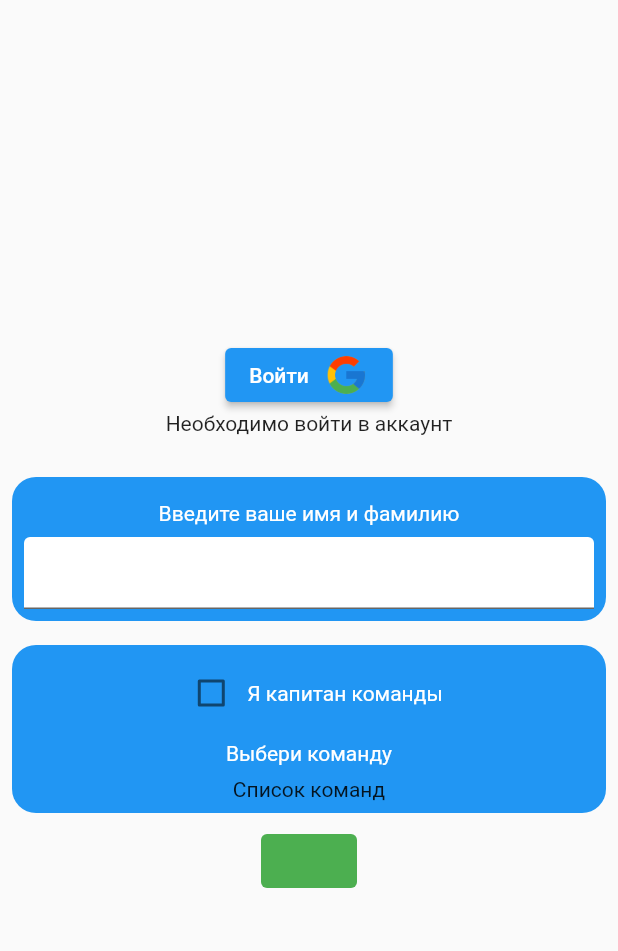
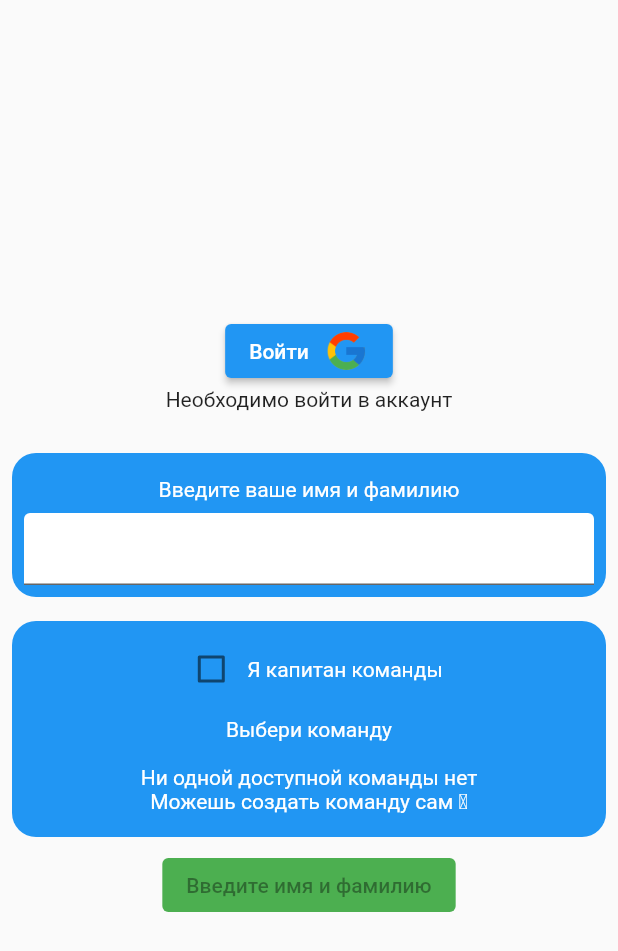
Before and after one commit to Number19thgmail/TeamCF-Admin, a Flutter app: the screen it shows after launch, after a tap on "Войти", on a phone screen of 412 x 824 dp. Shown: the top 951 px of the screen. Run offline on Flutter 3.47's test engine with Material 2 defaults, Android fonts, the phone set to English and light mode, and no system bars; our stand-ins replace adaptive_dialog, cloud_firestore, custom_navigation_bar, firebase_auth, firebase_core, flutter_mobx and 3 more; missing offline and left inert: date_range_picker, onesignal_flutter; accounts and stored records are empty; generated files the repository leaves out were written again.

Commit message:
Регистрация и авторизация работают

```diff
--- a/team_c_f/lib/components/login.dart
+++ b/team_c_f/lib/components/login.dart
@@ -3,7 +3,6 @@ import 'package:flutter_mobx/flutter_mobx.dart';
 import 'package:provider/provider.dart';
 import 'package:team_c_f/components/selectteam.dart';
 import 'package:team_c_f/store/login/login.dart';
-import 'package:team_c_f/store/selectteam/selectteam.dart';
 
 class LoginView extends StatelessWidget {
   @override
@@ -82,11 +81,9 @@ class LoginView extends StatelessWidget {
           ),
           Observer(
             builder: (_) {
-              SelectTeam selectTeam = Provider.of<Login>(context).selectTeam;
-              selectTeam.userName = Provider.of<Login>(context).userName;
-              selectTeam.uid = Provider.of<Login>(context).uid;
+              Provider.of<Login>(context).setDataToSelectTeam(buttonText: 'Зарегистрироваться');
               return SelectTeamView(
-                selectTeam: selectTeam,
+                selectTeam: Provider.of<Login>(context).selectTeam,
               );
             },
           ),
--- a/team_c_f/lib/components/selectteam.dart
+++ b/team_c_f/lib/components/selectteam.dart
@@ -1,5 +1,7 @@
 import 'package:flutter/material.dart';
 import 'package:flutter_mobx/flutter_mobx.dart';
+import 'package:provider/provider.dart';
+import 'package:team_c_f/store/login/login.dart';
 import 'package:team_c_f/store/selectteam/selectteam.dart';
 
 class SelectTeamView extends StatelessWidget {
@@ -60,9 +62,7 @@ class SelectTeamView extends StatelessWidget {
                         ),
                       ),
                       selectTeam.capitan
-                        ? ListTile(
-                            leading: SizedBox(),
-                            title: Observer(
+                          ? Observer(
                               builder: (_) => TextField(
                                 // Ввод названия команды для капитана
                                 decoration: InputDecoration(
@@ -77,66 +77,45 @@ class SelectTeamView extends StatelessWidget {
                                 ),
                                 textAlign: TextAlign.center,
                               ),
-                            ),
-                            trailing: Observer(
-                              builder: (_) => selectTeam.enableIcon,
+                            )
+                          : Observer(
+                              builder: (_) => selectTeam.allTeamNames.isNotEmpty
+                                  ? DropdownButton<String>(
+                                      value: selectTeam.selectedTeam,
+                                      onChanged: selectTeam.selestTeam,
+                                      items: [
+                                        ...selectTeam.allTeamNames
+                                            .map<DropdownMenuItem<String>>(
+                                              (String team) => DropdownMenuItem(
+                                                child: Text(team),
+                                                value: team,
                                               ),
                                             )
-                        : Text('Список команд'),
+                                            .toList(),
                                       ],
                                     )
-                    // : LoginService().checkTeamName(name: login.teamName) // Проверка существуют ли команды, чтобы в них зарегистрироваться
-                    //     ? Column(
-                    //         // Для пустого списка
-                    //         children: [
-                    //           Text(
-                    //             'Ни одной доступной команды нет',
-                    //             style: TextStyle(
-                    //               color: Colors.white,
-                    //             ),
-                    //           ),
-                    //           Text(
-                    //             'Можешь создать команду сам \u261d',
-                    //             style: TextStyle(
-                    //               color: Colors.white,
-                    //             ),
-                    //           )
-                    //         ],
-                    //       )
-                    // : Column(
-                    //     // Для непустого списка
-                    //     children: [
-                    //       Observer(
-                    //         builder: (_) => Text(
-                    //           login.userName,
-                    //           //'Выбери свою команду',
-                    //           style: TextStyle(
-                    //             color: Colors.white,
-                    //           ),
-                    //         ),
-                    //       ),
-                    //       // DropdownButton<String>(
-                    //       //   value: teamSelect,
-                    //       //   onChanged: (newName) {
-                    //       //     setState(() {
-                    //       //       teamSelect = newName;
-                    //       //     });
-                    //       //   },
-                    //       //   items: [
-                    //       //     ...context
-                    //       //         .watch<Tournament>()
-                    //       //         .allTeamNames
-                    //       //         .map<DropdownMenuItem<String>>(
-                    //       //           (String team) => DropdownMenuItem(
-                    //       //             child: Text(team),
-                    //       //             value: team,
-                    //       //           ),
-                    //       //         )
-                    //       //         .toList(),
-                    //       //   ],
-                    //       // ),
-                    //     ],
-                    //   ),
+                                  : Padding(
+                                      padding: const EdgeInsets.all(8.0),
+                                      child: Column(
+                                        children: [
+                                          Text(
+                                            'Ни одной доступной команды нет',
+                                            style: TextStyle(
+                                              color: Colors.white,
+                                            ),
+                                          ),
+                                          Text(
+                                            'Можешь создать команду сам \u261d',
+                                            style: TextStyle(
+                                              color: Colors.white,
+                                            ),
+                                          )
+                                        ],
+                                      ),
+                                    ),
+                            ),
+                    ],
+                  ),
                 ),
               ),
             ],
@@ -148,13 +127,43 @@ class SelectTeamView extends StatelessWidget {
             style: ButtonStyle(
               backgroundColor: MaterialStateProperty.all(Colors.green),
             ),
-            onPressed: selectTeam.capitan && selectTeam.enableName ?
-              selectTeam.registrateTeam // отправить на сервер новую команду
+            onPressed: selectTeam.uName.isNotEmpty
+                ? selectTeam.capitan
+                    ? selectTeam.teamName.isNotEmpty
+                        ? selectTeam.enableName
+                            ? () {
+                                selectTeam.registrateTeam().then(
+                                  (_) {
+                                    context.read<Login>().validateInApp();
+                                    context.read<Login>().clearData();
+                                  },
+                                );
+                              }
+                            : null
+                        : null
+                    : selectTeam.selectedTeam != null
+                        ? () {
+                            selectTeam.assertTeam().then(
+                              (_) {
+                                context.read<Login>().validateInApp();
+                                context.read<Login>().clearData();
+                              },
+                            );
+                          }
+                        : null
                 : null,
             child: Observer(
-              builder: (_) => Text(selectTeam.capitan && selectTeam.enableName
+              builder: (_) => Text(selectTeam.uName.isNotEmpty
+                  ? selectTeam.capitan
+                      ? selectTeam.teamName.isNotEmpty
+                          ? selectTeam.enableName
                               ? 'Зарегистрировать команду'
-                  : ''),
+                              : 'Данное название команды недоступно'
+                          : 'Введите название команды'
+                      : selectTeam.selectedTeam != null
+                          ? selectTeam.regButtonText
+                          : 'Выберите команду'
+                  : 'Введите имя и фамилию'),
             ),
           ),
         ),
--- a/team_c_f/lib/data/player.dart
+++ b/team_c_f/lib/data/player.dart
@@ -2,14 +2,16 @@ class Player {
   String? docId;
   final String uid;
   final String name;
+  final String? team;
   late List<int?> points = [];
 
-  Player({required this.uid, required this.name, this.docId});
+  Player({required this.uid, required this.name, required this.team, this.docId});
 
   Map<String, dynamic> toMap() {
     return {
       'UserId': uid,
       'Name': name,
+      'Team': team,
       'Points': points,
     };
   }
--- a/team_c_f/lib/main.dart
+++ b/team_c_f/lib/main.dart
@@ -1,7 +1,11 @@
 import 'package:flutter/material.dart';
 import 'package:firebase_core/firebase_core.dart';
+import 'package:flutter_mobx/flutter_mobx.dart';
 import 'package:onesignal_flutter/onesignal_flutter.dart';
+import 'package:provider/provider.dart';
 import 'package:team_c_f/pages/login.dart';
+import 'package:team_c_f/store/login/login.dart';
+import 'package:team_c_f/pages/home.dart';
 
 Future<void> main() async {
   myApp();
@@ -13,5 +17,26 @@ myApp() async {
 
   OneSignal.shared.setAppId('93b27d54-e442-4af5-86e4-a215faf20e3a');
 
-  runApp(LoginPage());
+  runApp(
+    MaterialApp(
+      home: MultiProvider(
+        providers: [
+          Provider<Login>(create: (_) => Login()),
+        ],
+        child: FirstPage(),
+      ),
+    ),
+  );
 }
+
+class FirstPage extends StatelessWidget {
+  const FirstPage({Key? key}) : super(key: key);
+
+  @override
+  Widget build(BuildContext context) {
+    return Observer(
+        builder: (_) => Provider.of<Login>(context).registrateInApp
+            ? HomePage()
+            : LoginPage());
+  }
+}
--- a/team_c_f/lib/pages/login.dart
+++ b/team_c_f/lib/pages/login.dart
@@ -1,21 +1,12 @@
 import 'package:flutter/material.dart';
-import 'package:provider/provider.dart';
 import 'package:team_c_f/components/login.dart';
-import 'package:team_c_f/store/login/login.dart';
 
 class LoginPage extends StatelessWidget {
   @override
   Widget build(BuildContext context) {
-    return MaterialApp(
-      home: MultiProvider(
-        providers: [
-          Provider<Login>(create: (_) => Login()),
-        ],
-        child: SafeArea(
-          child: Scaffold(
-            body: LoginView(),
-          ),
-        ),
+    return SafeArea(
+      child: Scaffold(
+        body: LoginView(),
       ),
     );
   }
--- a/team_c_f/lib/servises/selectteam.dart
+++ b/team_c_f/lib/servises/selectteam.dart
@@ -16,9 +16,9 @@ class SelectTeamService {
         .then((response) => response.docs.length == 0);
   }
 
-  void registrateTeam({required Team team}) {
+  Future registrateTeam({required Team team}) async {
     // регистрация команды
-    _teamsCollection.add(team.toMap());
+    await _teamsCollection.add(team.toMap());
   }
 
   Future<String?> existPlayer({required String uid}) {
@@ -28,15 +28,33 @@ class SelectTeamService {
           isEqualTo: uid,
         )
         .get()
-        .then((QuerySnapshot response) => response.docs.isNotEmpty ? response.docs.single.id : null);
+        .then((QuerySnapshot response) =>
+            response.docs.isNotEmpty ? response.docs.single.id : null);
   }
 
-  void registratePlayer({required Player player}) {
-    // регистрация игрока
-    _playersCollection.add(player.toMap());
+  Future<List<String>?> allTeamNames() {
+    return _teamsCollection.get().then(
+          (QuerySnapshot response) => response.docs
+              .where((QueryDocumentSnapshot doc) =>
+                  Team.fromMap(doc.data()).players.length < 3)
+              .map(
+                (QueryDocumentSnapshot doc) => Team.fromMap(doc.data()).name,
+              )
+              .toList(),
+        );
   }
 
-  void updatePlayer({required Player player}) {
+  Future<bool> registratePlayer({required Player player}) async {
+    // регистрация игрока
+    await _playersCollection.add(player.toMap());
+    return true;
+  }
+
+  Future<bool> updatePlayer({required Player player}) async {
     // обновление игрока (добавление команды)
+    await _playersCollection.doc(player.docId).update(
+          player.toMap(),
+        );
+    return true;
   }
 }
--- a/team_c_f/lib/store/login/login.dart
+++ b/team_c_f/lib/store/login/login.dart
@@ -1,6 +1,7 @@
 import 'package:firebase_auth/firebase_auth.dart';
 import 'package:google_sign_in/google_sign_in.dart';
 import 'package:mobx/mobx.dart';
+import 'package:team_c_f/servises/login.dart';
 import 'package:team_c_f/store/selectteam/selectteam.dart';
 
 part 'login.g.dart';
@@ -14,10 +15,10 @@ abstract class LoginBase with Store {
   LoginBase() {
     googleLogin();
   }
-  String uid = '';
+  String userId = '';
 
   @observable
-  String userName = 'No user';
+  String userName = '';
 
   @action
   void changeName(String text) {
@@ -25,6 +26,9 @@ abstract class LoginBase with Store {
   }
 
   final selectTeam = SelectTeam();
+
+  @observable
+  bool registrateInApp = false;
 
   @observable
   ObservableFuture<bool> loginStatus = ObservableFuture<bool>.value(false);
@@ -52,12 +56,14 @@ abstract class LoginBase with Store {
 
     user = userCredential.user;
 
-    if (user?.uid != null) {
+    if (user != null) {
       loginStatus = ObservableFuture.value(true);
-      uid = user!.uid;
+      userId = user.uid;
+      validateInApp();
     } else {
       loginStatus = ObservableFuture.value(false);
-      uid = '';
+      userId = '';
+      registrateInApp = false;
     }
     return Future.value(true);
   }
@@ -67,8 +73,14 @@ abstract class LoginBase with Store {
     _googleSignIn.signOut();
     _auth.signOut();
     loginStatus = ObservableFuture.value(false);
-    uid = '';
+    userId = '';
+    registrateInApp = false;
     return await Future.value(true);
+  }
+
+  @action
+  Future validateInApp() async {
+    registrateInApp = await   LoginService().existPlayer(uid: userId);
   }
 
   Future getGoogleUser() async {
@@ -81,4 +93,21 @@ abstract class LoginBase with Store {
     }
     return googleUser;
   }
+
+  @action
+  void clearData(){
+    userName = '';
+    selectTeam.lastTeamName = '';
+    selectTeam.teamName = '';
+    selectTeam.uName = '';
+    selectTeam.selectedTeam = null;
+  }
+
+  void setDataToSelectTeam({
+    required String buttonText,
+  }) {
+    selectTeam.uId = userId;
+    selectTeam.uName = userName;
+    selectTeam.regButtonText = buttonText;
+  }
 }
```
Also changed, not shown: team_c_f/lib/data/team.dart (+9 -0 lines), team_c_f/lib/pages/home.dart (added, +23 -0 lines), team_c_f/lib/servises/login.dart (added, +17 -0 lines), team_c_f/lib/store/selectteam/selectteam.dart (+52 -31 lines), team_c_f/lib/store/login/login.g.dart, team_c_f/lib/store/selectteam/selectteam.g.dart. Lines whose indentation alone changed are shown as unchanged.
